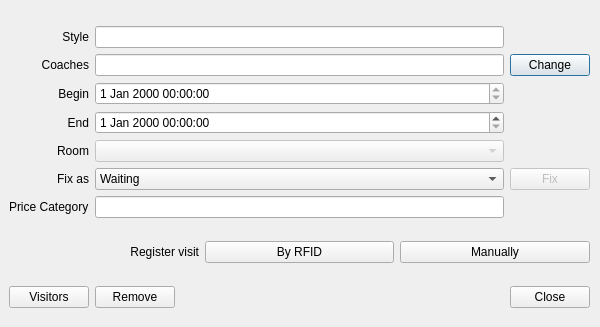
The window that src/uis/dlg_event_info.ui (RaD/qtclient) describes before a commit, drawn with Qt 5.
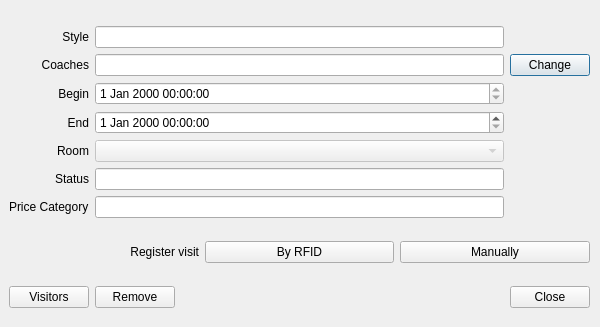
The same window after the commit.

Commit message: Убран функционал фиксации с окна событий.

Patch:
```diff
--- a/src/uis/dlg_event_info.ui
+++ b/src/uis/dlg_event_info.ui
@@ -74,7 +74,7 @@
       <item row="5" column="0">
        <widget class="QLabel" name="labelFix">
         <property name="text">
-         <string>Fix as</string>
+         <string>Status</string>
         </property>
         <property name="alignment">
          <set>Qt::AlignRight|Qt::AlignTrailing|Qt::AlignVCenter</set>
@@ -95,28 +95,6 @@
         </property>
        </widget>
       </item>
-      <item row="5" column="1">
-       <widget class="QComboBox" name="comboFix">
-        <property name="enabled">
-         <bool>true</bool>
-        </property>
-        <item>
-         <property name="text">
-          <string>Waiting</string>
-         </property>
-        </item>
-        <item>
-         <property name="text">
-          <string>Fixed</string>
-         </property>
-        </item>
-        <item>
-         <property name="text">
-          <string>Cancelled</string>
-         </property>
-        </item>
-       </widget>
-      </item>
       <item row="1" column="2">
        <widget class="QPushButton" name="buttonChange">
         <property name="text">
@@ -124,16 +102,6 @@
         </property>
        </widget>
       </item>
-      <item row="5" column="2">
-       <widget class="QPushButton" name="buttonFix">
-        <property name="enabled">
-         <bool>false</bool>
-        </property>
-        <property name="text">
-         <string>Fix</string>
-        </property>
-       </widget>
-      </item>
       <item row="2" column="1">
        <widget class="QDateTimeEdit" name="editBegin">
         <property name="readOnly">
@@ -171,6 +139,16 @@
         </property>
        </widget>
       </item>
+      <item row="5" column="1">
+       <widget class="QLineEdit" name="editStatus">
+        <property name="acceptDrops">
+         <bool>false</bool>
+        </property>
+        <property name="readOnly">
+         <bool>true</bool>
+        </property>
+       </widget>
+      </item>
      </layout>
     </item>
     <item>
```
Left out of the diff: 9 changed lines with no effect on the pictures. The commit also changes 4 other files.
